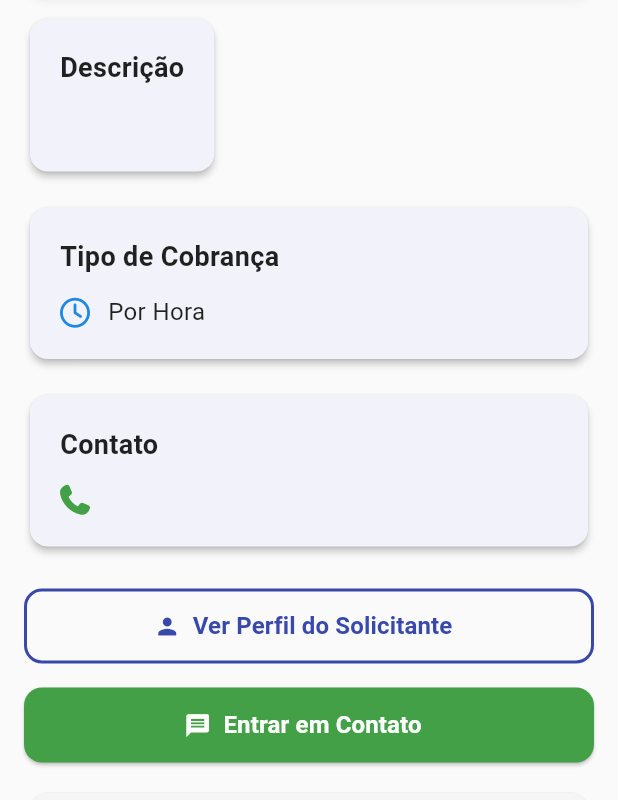
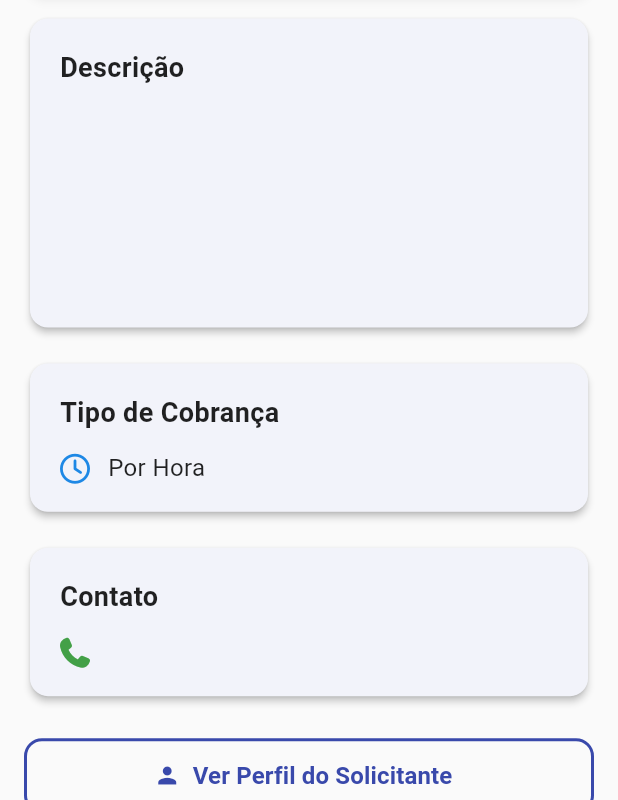
Before and after one commit to samaraguindani/czddfsf, a Flutter app: the RequestDetailScreen screen opened directly with empty values, on a phone screen of 412 x 824 dp, the part 436-1236 px from its top. Run offline on Flutter 3.47's test engine with Material 3 defaults, Android fonts, the phone set to English and light mode, and no system bars; our stand-ins replace flutter_spinkit, font_awesome_flutter, supabase_flutter; accounts and stored records are empty.

Commit message:
ajustando tamanho de campos de texto

```diff
--- a/lib/pages/request_detail_screen.dart
+++ b/lib/pages/request_detail_screen.dart
@@ -149,15 +149,22 @@ class RequestDetailScreen extends StatelessWidget {
             const SizedBox(height: 16),
 
             // Descrição
-            Card(
+            SizedBox(
+              width: double.infinity,
+              child: Card(
                 elevation: 2,
                 shape: RoundedRectangleBorder(
                   borderRadius: BorderRadius.circular(12),
+                ),
+                child: Container(
+                  constraints: BoxConstraints(
+                    maxHeight: MediaQuery.of(context).size.height * 0.25,
                   ),
                   child: Padding(
                     padding: const EdgeInsets.all(20),
                     child: Column(
                       crossAxisAlignment: CrossAxisAlignment.start,
+                      mainAxisSize: MainAxisSize.min,
                       children: [
                         const Text(
                           'Descrição',
@@ -168,7 +175,9 @@ class RequestDetailScreen extends StatelessWidget {
                           ),
                         ),
                         const SizedBox(height: 12),
-                    Text(
+                        Expanded(
+                          child: SingleChildScrollView(
+                            child: Text(
                               request.description,
                               style: const TextStyle(
                                 fontSize: 16,
@@ -176,7 +185,11 @@ class RequestDetailScreen extends StatelessWidget {
                                 color: Colors.black87,
                               ),
                             ),
+                          ),
+                        ),
                       ],
+                    ),
+                  ),
                 ),
               ),
             ),
@@ -184,15 +197,22 @@ class RequestDetailScreen extends StatelessWidget {
             const SizedBox(height: 16),
 
             // Tipo de Cobrança
-            Card(
+            SizedBox(
+              width: double.infinity,
+              child: Card(
                 elevation: 2,
                 shape: RoundedRectangleBorder(
                   borderRadius: BorderRadius.circular(12),
+                ),
+                child: Container(
+                  constraints: BoxConstraints(
+                    maxHeight: MediaQuery.of(context).size.height * 0.12,
                   ),
                   child: Padding(
                     padding: const EdgeInsets.all(20),
                     child: Column(
                       crossAxisAlignment: CrossAxisAlignment.start,
+                      mainAxisSize: MainAxisSize.min,
                       children: [
                         const Text(
                           'Tipo de Cobrança',
@@ -211,11 +231,13 @@ class RequestDetailScreen extends StatelessWidget {
                               size: 20,
                             ),
                             const SizedBox(width: 12),
-                        Text(
+                            Expanded(
+                              child: Text(
                                 request.pricingType.displayName,
                                 style: const TextStyle(
                                   fontSize: 16,
                                   color: Colors.black87,
+                                ),
                               ),
                             ),
                           ],
@@ -224,19 +246,28 @@ class RequestDetailScreen extends StatelessWidget {
                     ),
                   ),
                 ),
+              ),
+            ),
 
             const SizedBox(height: 16),
 
             // Contato
-            Card(
+            SizedBox(
+              width: double.infinity,
+              child: Card(
                 elevation: 2,
                 shape: RoundedRectangleBorder(
                   borderRadius: BorderRadius.circular(12),
+                ),
+                child: Container(
+                  constraints: BoxConstraints(
+                    maxHeight: MediaQuery.of(context).size.height * 0.12,
                   ),
                   child: Padding(
                     padding: const EdgeInsets.all(20),
                     child: Column(
                       crossAxisAlignment: CrossAxisAlignment.start,
+                      mainAxisSize: MainAxisSize.min,
                       children: [
                         const Text(
                           'Contato',
@@ -267,6 +298,8 @@ class RequestDetailScreen extends StatelessWidget {
                           ],
                         ),
                       ],
+                    ),
+                  ),
                 ),
               ),
             ),
```
Also changed, not shown: lib/pages/service_detail_screen.dart (+40 -5 lines). Lines whose indentation alone changed are shown as unchanged.
